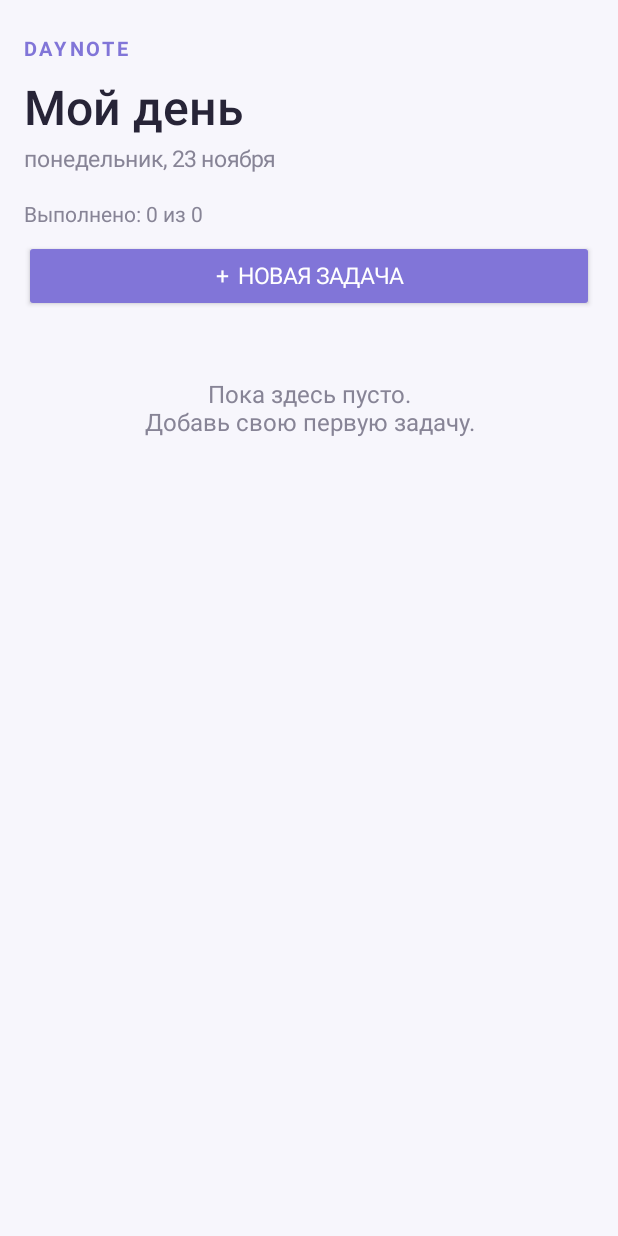
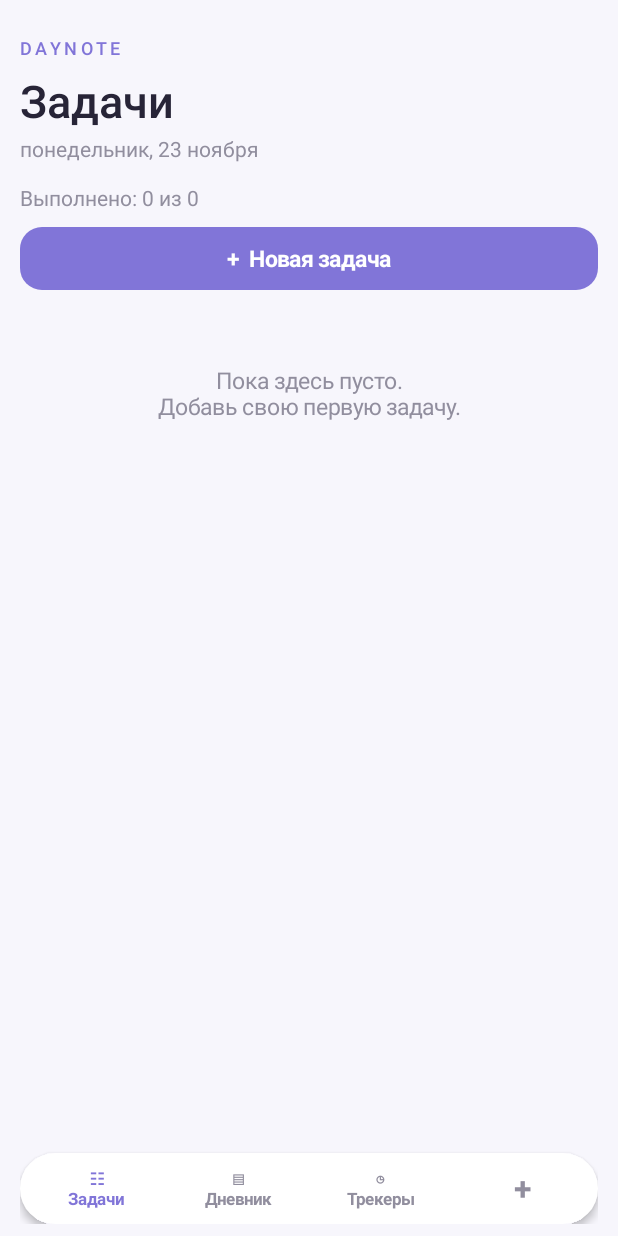
Before and after one commit to kristinalasota17-arch/DaynotePlanner, an Android app: the screen it shows after launch (MainActivity), on a phone screen of 412 x 824 dp. Run offline under Robolectric (Android 15) with nearby library versions, the phone set to English and light mode, and no system bars; 1 statement that could not run was skipped.

Commit message:
Update MainActivity.kt

```diff
--- a/app/src/main/java/com/daynote/planner/MainActivity.kt
+++ b/app/src/main/java/com/daynote/planner/MainActivity.kt
@@ -7,7 +7,9 @@ import android.app.TimePickerDialog
 import android.os.Bundle
 import android.graphics.Color
 import android.graphics.Typeface
+import android.graphics.drawable.GradientDrawable
 import android.view.Gravity
+import android.view.View
 import android.widget.*
 import org.json.JSONArray
 import org.json.JSONObject
@@ -19,14 +21,18 @@ import java.util.Locale
 class MainActivity : Activity() {
 
     private val tasks = mutableListOf<Task>()
-    private lateinit var taskList: LinearLayout
+
+    private lateinit var content: LinearLayout
     private lateinit var countText: TextView
     private lateinit var prefs: android.content.SharedPreferences
 
     private val purple = Color.rgb(129, 117, 216)
     private val dark = Color.rgb(39, 36, 55)
-    private val muted = Color.rgb(135, 132, 150)
-    private val pageBackground = Color.rgb(247, 246, 252)
+    private val muted = Color.rgb(145, 142, 158)
+    private val background = Color.rgb(247, 246, 252)
+    private val white = Color.WHITE
+
+    private var currentScreen = "Задачи"
 
     private val categories = listOf(
         "Личное", "Работа", "Учёба", "Покупки", "Другое"
@@ -48,70 +54,76 @@ class MainActivity : Activity() {
 
         prefs = getSharedPreferences("daynote", MODE_PRIVATE)
         loadTasks()
-        showHome()
+        showMain()
     }
 
-    private fun showHome() {
+    private fun rounded(color: Int, radius: Float): GradientDrawable {
+        return GradientDrawable().apply {
+            setColor(color)
+            cornerRadius = radius
+        }
+    }
+
+    private fun makeText(
+        value: String,
+        size: Float,
+        color: Int,
+        bold: Boolean = false
+    ): TextView {
+        return TextView(this).apply {
+            text = value
+            textSize = size
+            setTextColor(color)
+            typeface = if (bold) {
+                Typeface.create("sans-serif-medium", Typeface.NORMAL)
+            } else {
+                Typeface.create("sans-serif", Typeface.NORMAL)
+            }
+        }
+    }
+
+    private fun showMain() {
         val root = LinearLayout(this).apply {
             orientation = LinearLayout.VERTICAL
-            setPadding(24, 35, 24, 20)
-            setBackgroundColor(pageBackground)
+            setBackgroundColor(background)
+            setPadding(20, 35, 20, 12)
         }
 
-        val greeting = TextView(this).apply {
-            text = "DAYNOTE"
-            textSize = 13f
-            letterSpacing = 0.18f
-            setTextColor(purple)
-            typeface = Typeface.DEFAULT_BOLD
+        val header = LinearLayout(this).apply {
+            orientation = LinearLayout.VERTICAL
         }
 
-        val heading = TextView(this).apply {
-            text = "Мой день"
-            textSize = 32f
-            setTextColor(dark)
-            typeface = Typeface.create(
-                "sans-serif-medium", Typeface.NORMAL
-            )
-            setPadding(0, 12, 0, 4)
-        }
+        val logo = makeText("DAYNOTE", 12f, purple, true)
+        logo.letterSpacing = 0.2f
 
-        val dateText = TextView(this).apply {
-            text = SimpleDateFormat(
-                "EEEE, d MMMM", Locale("ru")
-            ).format(Date())
-            textSize = 15f
-            setTextColor(muted)
-        }
+        val heading = makeText(currentScreen, 30f, dark, true)
+        heading.setPadding(0, 10, 0, 3)
 
-        countText = TextView(this).apply {
-            textSize = 14f
-            setTextColor(muted)
-            setPadding(0, 25, 0, 12)
-        }
+        val date = makeText(
+            SimpleDateFormat(
+                "EEEE, d MMMM",
+                Locale("ru")
+            ).format(Date()),
+            14f,
+            muted
+        )
 
-        val addButton = Button(this).apply {
-            text = "+  Новая задача"
-            textSize = 15f
-            setTextColor(Color.WHITE)
-            backgroundTintList =
-                android.content.res.ColorStateList.valueOf(purple)
-            setOnClickListener { addTaskDialog() }
-        }
+        header.addView(logo)
+        header.addView(heading)
+        header.addView(date)
 
-        taskList = LinearLayout(this).apply {
+        content = LinearLayout(this).apply {
             orientation = LinearLayout.VERTICAL
         }
 
         val scroll = ScrollView(this).apply {
-            addView(taskList)
+            isFillViewport = true
+            addView(content)
         }
 
-        root.addView(greeting)
-        root.addView(heading)
-        root.addView(dateText)
-        root.addView(countText)
-        root.addView(addButton)
+        val bottomBar = createBottomBar()
+
+        root.addView(header)
 
         root.addView(
             scroll,
@@ -119,11 +131,293 @@ class MainActivity : Activity() {
                 LinearLayout.LayoutParams.MATCH_PARENT,
                 0,
                 1f
-            )
+            ).apply {
+                topMargin = 20
+            }
         )
 
+        root.addView(bottomBar)
+
         setContentView(root)
-        refreshTasks()
+        showScreen()
+    }
+
+    private fun createBottomBar(): LinearLayout {
+        val bar = LinearLayout(this).apply {
+            orientation = LinearLayout.HORIZONTAL
+            gravity = Gravity.CENTER
+            background = rounded(white, 35f)
+            setPadding(5, 8, 5, 8)
+            elevation = 5f
+        }
+
+        val items = listOf(
+            "Задачи" to "☷",
+            "Дневник" to "▤",
+            "Трекеры" to "◷",
+            "+" to "+"
+        )
+
+        items.forEach { item ->
+            val selected = currentScreen == item.first
+
+            val button = TextView(this).apply {
+                text = "${item.second}\n${item.first}"
+                textSize = if (item.first == "+") 21f else 11f
+                gravity = Gravity.CENTER
+                setTextColor(
+                    if (selected) purple else muted
+                )
+                setPadding(5, 5, 5, 5)
+                typeface = Typeface.DEFAULT_BOLD
+
+                setOnClickListener {
+                    if (item.first == "+") {
+                        showMoreMenu()
+                    } else {
+                        currentScreen = item.first
+                        showMain()
+                    }
+                }
+            }
+
+            bar.addView(
+                button,
+                LinearLayout.LayoutParams(0, 55, 1f)
+            )
+        }
+
+        return bar
+    }
+
+    private fun showScreen() {
+        content.removeAllViews()
+
+        when (currentScreen) {
+            "Задачи" -> showTasks()
+            "Дневник" -> showDiary()
+            "Трекеры" -> showTrackers()
+            "Календарь" -> showPlaceholder(
+                "Календарь",
+                "Здесь будет календарь твоих событий и задач."
+            )
+            "Заметки" -> showPlaceholder(
+                "Заметки",
+                "Здесь будут храниться твои заметки."
+            )
+            "Цели" -> showPlaceholder(
+                "Цели",
+                "Здесь можно будет планировать свои цели."
+            )
+            "Настройки" -> showPlaceholder(
+                "Настройки",
+                "Здесь появятся настройки приложения и оформления."
+            )
+        }
+    }
+
+    private fun showTasks() {
+        val completed = tasks.count { it.done }
+
+        countText = makeText(
+            "Выполнено: $completed из ${tasks.size}",
+            14f,
+            muted
+        )
+
+        val addButton = TextView(this).apply {
+            text = "+  Новая задача"
+            textSize = 15f
+            gravity = Gravity.CENTER
+            setTextColor(white)
+            typeface = Typeface.DEFAULT_BOLD
+            background = rounded(purple, 22f)
+            setPadding(15, 16, 15, 16)
+            setOnClickListener { addTaskDialog() }
+        }
+
+        content.addView(countText)
+        content.addView(
+            addButton,
+            LinearLayout.LayoutParams(
+                -1,
+                -2
+            ).apply {
+                topMargin = 15
+                bottomMargin = 15
+            }
+        )
+
+        if (tasks.isEmpty()) {
+            val empty = makeText(
+                "Пока здесь пусто.\nДобавь свою первую задачу.",
+                15f,
+                muted
+            ).apply {
+                gravity = Gravity.CENTER
+                setPadding(10, 60, 10, 60)
+            }
+
+            content.addView(empty)
+        }
+
+        tasks.forEach { task ->
+            val card = LinearLayout(this).apply {
+                orientation = LinearLayout.VERTICAL
+                background = rounded(white, 22f)
+                setPadding(14, 12, 14, 12)
+            }
+
+            val row = LinearLayout(this).apply {
+                orientation = LinearLayout.HORIZONTAL
+                gravity = Gravity.CENTER_VERTICAL
+            }
+
+            val check = CheckBox(this).apply {
+                isChecked = task.done
+                buttonTintList =
+                    android.content.res.ColorStateList.valueOf(purple)
+
+                setOnCheckedChangeListener { _, checked ->
+                    task.done = checked
+                    saveTasks()
+                    showScreen()
+                }
+            }
+
+            val name = makeText(
+                task.title,
+                16f,
+                dark,
+                true
+            ).apply {
+                if (task.done) {
+                    paintFlags = paintFlags or
+                        android.graphics.Paint.STRIKE_THRU_TEXT_FLAG
+                    alpha = 0.5f
+                }
+                layoutParams = LinearLayout.LayoutParams(0, -2, 1f)
+            }
+
+            val delete = makeText("×", 25f, muted).apply {
+                setPadding(12, 0, 8, 0)
+                setOnClickListener {
+                    tasks.remove(task)
+                    saveTasks()
+                    showScreen()
+                }
+            }
+
+            row.addView(check)
+            row.addView(name)
+            row.addView(delete)
+            card.addView(row)
+
+            val details = mutableListOf<String>()
+            details.add(task.category)
+
+            if (task.date != null) {
+                details.add(
+                    SimpleDateFormat(
+                        "d MMM yyyy",
+                        Locale("ru")
+                    ).format(Date(task.date!!))
+                )
+            }
+
+            if (task.hour != null && task.minute != null) {
+                details.add(
+                    String.format(
+                        Locale.getDefault(),
+                        "%02d:%02d",
+                        task.hour,
+                        task.minute
+                    )
+                )
+            }
+
+            card.addView(
+                makeText(
+                    details.joinToString("  •  "),
+                    12f,
+                    muted
+                ).apply {
+                    setPadding(42, 0, 0, 0)
+                }
+            )
+
+            if (task.description.isNotEmpty()) {
+                card.addView(
+                    makeText(
+                        task.description,
+                        14f,
+                        muted
+                    ).apply {
+                        setPadding(42, 6, 0, 0)
+                    }
+                )
+            }
+
+            content.addView(
+                card,
+                LinearLayout.LayoutParams(-1, -2).apply {
+                    bottomMargin = 10
+                }
+            )
+        }
+    }
+
+    private fun showDiary() {
+        showSectionCard(
+            "Мой дневник",
+            "Здесь будет твой личный дневник."
+        )
+    }
+
+    private fun showTrackers() {
+        showSectionCard(
+            "Мои трекеры",
+            "Здесь можно будет отслеживать привычки и прогресс."
+        )
+    }
+
+    private fun showPlaceholder(title: String, description: String) {
+        showSectionCard(title, description)
+    }
+
+    private fun showSectionCard(title: String, description: String) {
+        val card = LinearLayout(this).apply {
+            orientation = LinearLayout.VERTICAL
+            background = rounded(white, 24f)
+            setPadding(20, 22, 20, 22)
+        }
+
+        card.addView(makeText(title, 20f, dark, true))
+
+        card.addView(
+            makeText(description, 14f, muted).apply {
+                setPadding(0, 10, 0, 0)
+            }
+        )
+
+        content.addView(card)
+    }
+
+    private fun showMoreMenu() {
+        val options = arrayOf(
+            "Календарь",
+            "Заметки",
+            "Цели",
+            "Настройки"
+        )
+
+        AlertDialog.Builder(this)
+            .setTitle("Другие разделы")
+            .setItems(options) { _, which ->
+                currentScreen = options[which]
+                showMain()
+            }
+            .show()
     }
 
     private fun addTaskDialog() {
@@ -143,20 +437,19 @@ class MainActivity : Activity() {
         }
 
         val descriptionInput = EditText(this).apply {
-            hint = "Описание (необязательно)"
+            hint = "Описание"
             textSize = 15f
             minLines = 2
             gravity = Gravity.TOP
         }
 
-        val categoryLabel = TextView(this).apply {
-            text = "Категория"
-            textSize = 14f
-            setTextColor(muted)
-            setPadding(0, 12, 0, 4)
-        }
+        val categoryLabel = makeText(
+            "Категория",
+            14f,
+            muted
+        )
 
-        val categorySpinner = Spinner(this).apply {
+        val spinner = Spinner(this).apply {
             adapter = ArrayAdapter(
                 this@MainActivity,
                 android.R.layout.simple_spinner_dropdown_item,
@@ -172,17 +465,8 @@ class MainActivity : Activity() {
             text = "Выбрать время"
         }
 
-        val clearDateButton = Button(this).apply {
-            text = "Сбросить дату и время"
-            textSize = 12f
-        }
-
         dateButton.setOnClickListener {
             val calendar = Calendar.getInstance()
-
-            if (selectedDate != null) {
-                calendar.timeInMillis = selectedDate!!
-            }
 
             DatePickerDialog(
                 this,
@@ -193,7 +477,8 @@ class MainActivity : Activity() {
                     selectedDate = chosen.timeInMillis
 
                     dateButton.text = SimpleDateFormat(
-                        "d MMMM yyyy", Locale("ru")
+                        "d MMMM yyyy",
+                        Locale("ru")
                     ).format(Date(selectedDate!!))
                 },
                 calendar.get(Calendar.YEAR),
@@ -224,21 +509,12 @@ class MainActivity : Activity() {
             ).show()
         }
 
-        clearDateButton.setOnClickListener {
-            selectedDate = null
-            selectedHour = null
-            selectedMinute = null
-            dateButton.text = "Выбрать дату"
-            timeButton.text = "Выбрать время"
-        }
-
         container.addView(titleInput)
         container.addView(descriptionInput)
         container.addView(categoryLabel)
-        container.addView(categorySpinner)
+        container.addView(spinner)
         container.addView(dateButton)
         container.addView(timeButton)
-        container.addView(clearDateButton)
 
         val dialog = AlertDialog.Builder(this)
             .setTitle("Новая задача")
@@ -266,7 +542,7 @@ class MainActivity : Activity() {
                             id = System.currentTimeMillis(),
                             title = title,
                             description = descriptionInput.text.toString().trim(),
-                            category = categorySpinner.selectedItem.toString(),
+                            category = spinner.selectedItem.toString(),
                             date = selectedDate,
                             hour = selectedHour,
                             minute = selectedMinute
@@ -274,139 +550,12 @@ class MainActivity : Activity() {
                     )
 
                     saveTasks()
-                    refreshTasks()
+                    showScreen()
                     dialog.dismiss()
                 }
         }
 
         dialog.show()
-    }
-
-    private fun refreshTasks() {
-        taskList.removeAllViews()
-
-        val completed = tasks.count { it.done }
-        countText.text = "Выполнено: $completed из ${tasks.size}"
-
-        if (tasks.isEmpty()) {
-            val empty = TextView(this).apply {
-                text = "Пока здесь пусто.\nДобавь свою первую задачу."
-                textSize = 16f
-                gravity = Gravity.CENTER
-                setTextColor(muted)
-                setPadding(12, 65, 12, 65)
-            }
-
-            taskList.addView(empty)
-        }
-
-        tasks.forEach { task ->
-            val card = LinearLayout(this).apply {
-                orientation = LinearLayout.VERTICAL
-                setPadding(14, 12, 14, 12)
-                setBackgroundColor(Color.WHITE)
-            }
-
-            val row = LinearLayout(this).apply {
-                orientation = LinearLayout.HORIZONTAL
-                gravity = Gravity.CENTER_VERTICAL
-            }
-
-            val check = CheckBox(this).apply {
-                isChecked = task.done
-                buttonTintList =
-                    android.content.res.ColorStateList.valueOf(purple)
-
-                setOnCheckedChangeListener { _, checked ->
-                    task.done = checked
-                    saveTasks()
-                    refreshTasks()
-                }
-            }
-
-            val name = TextView(this).apply {
-                text = task.title
-                textSize = 16f
-                setTextColor(dark)
-                typeface = Typeface.DEFAULT_BOLD
-
-                if (task.done) {
-                    paintFlags = paintFlags or
-                        android.graphics.Paint.STRIKE_THRU_TEXT_FLAG
-                    alpha = 0.5f
-                }
-
-                layoutParams = LinearLayout.LayoutParams(0, -2, 1f)
-            }
-
-            val delete = TextView(this).apply {
-                text = "×"
-                textSize = 25f
-                setTextColor(muted)
-                setPadding(12, 0, 8, 0)
-
-                setOnClickListener {
-                    tasks.remove(task)
-                    saveTasks()
-                    refreshTasks()
-                }
-            }
-
-            row.addView(check)
-            row.addView(name)
-            row.addView(delete)
-            card.addView(row)
-
-            val details = mutableListOf<String>()
-            details.add(task.category)
-
-            if (task.date != null) {
-                details.add(
-                    SimpleDateFormat(
-                        "d MMM yyyy", Locale("ru")
-                    ).format(Date(task.date!!))
-                )
-            }
-
-            if (task.hour != null && task.minute != null) {
-                details.add(
-                    String.format(
-                        Locale.getDefault(),
-                        "%02d:%02d",
-                        task.hour,
-                        task.minute
-                    )
-                )
-            }
-
-            val info = TextView(this).apply {
-                text = details.joinToString("  •  ")
-                textSize = 12f
-                setTextColor(muted)
-                setPadding(42, 0, 0, 2)
-            }
-
-            card.addView(info)
-
-            if (task.description.isNotEmpty()) {
-                val description = TextView(this).apply {
-                    text = task.description
-                    textSize = 14f
-                    setTextColor(muted)
-                    setPadding(42, 6, 0, 0)
-                }
-
-                card.addView(description)
-            }
-
-            val params = LinearLayout.LayoutParams(
-                LinearLayout.LayoutParams.MATCH_PARENT,
-                LinearLayout.LayoutParams.WRAP_CONTENT
-            )
-
-            params.setMargins(0, 6, 0, 6)
-            taskList.addView(card, params)
-        }
     }
 
     private fun saveTasks() {
```
